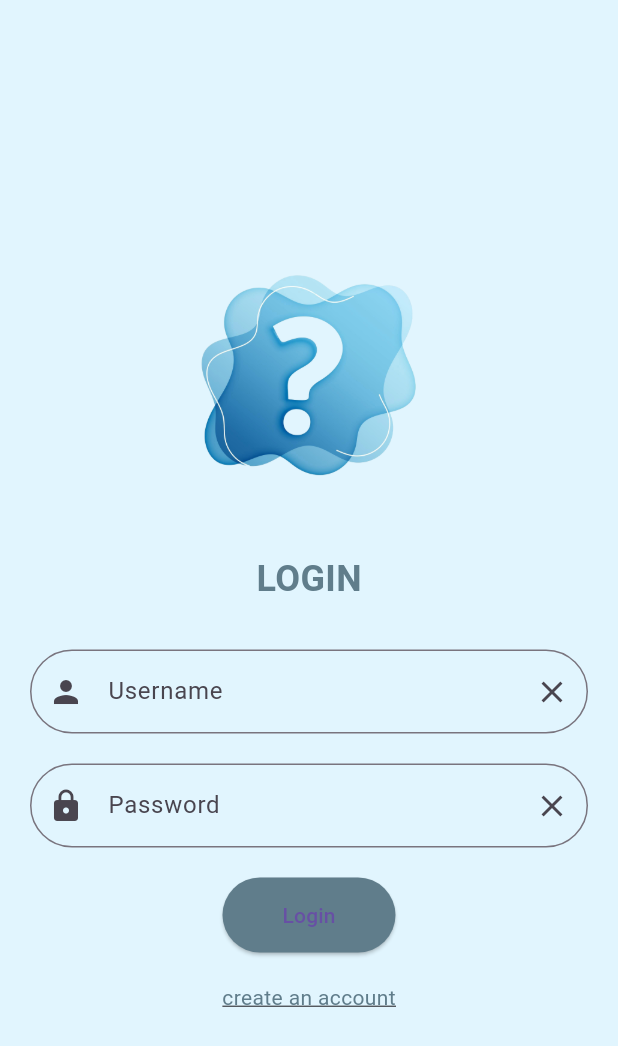
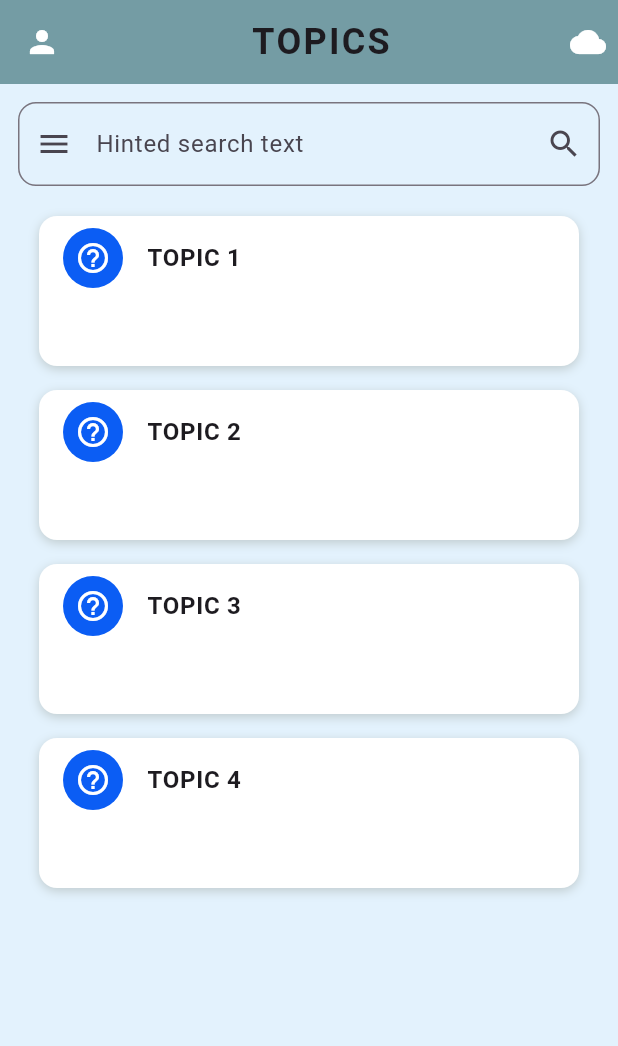
Before and after one commit to el-wiam/quiz-flutter-springboot, a Flutter app: the screen it shows after launch, after a tap on "Login", on a phone screen of 412 x 824 dp. Shown: the top 1046 px of the screen. Run offline on Flutter 3.47's test engine with Material 3 defaults, Android fonts, the phone set to English and light mode, and no system bars; network calls fail.

Commit message:
S2 commit

```diff
--- a/lib/main.dart
+++ b/lib/main.dart
@@ -1,7 +1,8 @@
 import 'package:flutter/material.dart';
 import 'screens/login_screen.dart';
 import 'screens/signup_screen.dart';
-
+import 'screens/home.dart';
+import 'screens/porfile.dart';
 void main() {
   runApp(const MyApp());
 }
@@ -17,6 +18,8 @@ class MyApp extends StatelessWidget {
       routes: {
         '/': (context) => LoginScreen(),
         '/signup': (context) => SignUpScreen(),
+        '/home':(context) => TopicsPage(),
+        '/profile':(context) => ProfilePage(),
       },
     );
   }
--- /dev/null
+++ b/lib/screens/home.dart
@@ -0,0 +1,94 @@
+import 'package:flutter/material.dart';
+
+class TopicsPage extends StatelessWidget {
+  @override
+  Widget build(BuildContext context) {
+    return Scaffold(
+      appBar: AppBar(
+        backgroundColor: const Color.fromRGBO(116, 156, 164, 1),
+        leading: GestureDetector(
+          onTap: () {
+            Navigator.pushNamed(context, '/profile'); // Navigate to SignUpScreen
+          },
+          child: Icon(Icons.person, color: Colors.white),
+        ),
+        actions: [
+          Padding(
+            padding: const EdgeInsets.all(8.0),
+            child: Icon(Icons.cloud, color: Colors.white),
+          ),
+        ],
+        title: Center(
+          child: Text(
+            "TOPICS",
+            style: TextStyle(
+              fontSize: 24,
+              fontWeight: FontWeight.bold,
+              letterSpacing: 1.5,
+            ),
+          ),
+        ),
+      ),
+      body: Container(
+        color: Colors.blue.shade50,
+        child: Column(
+          children: [
+            Padding(
+              padding: const EdgeInsets.all(12.0),
+              child: TextField(
+                decoration: InputDecoration(
+                  hintText: 'Hinted search text',
+                  prefixIcon: Icon(Icons.menu),
+                  suffixIcon: Icon(Icons.search),
+                  border: OutlineInputBorder(
+                    borderRadius: BorderRadius.circular(12),
+                  ),
+                ),
+              ),
+            ),
+            Expanded(
+              child: ListView.builder(
+                itemCount: 4,
+                itemBuilder: (context, index) {
+                  return Padding(
+                    padding: const EdgeInsets.symmetric(
+                        horizontal: 26.0, vertical: 8.0),
+                    child: Container(
+                      decoration: BoxDecoration(
+                        color: Colors.white,
+                        borderRadius: BorderRadius.circular(12),
+                        boxShadow: [
+                          BoxShadow(
+                            color: const Color.fromARGB(116, 156, 164, 158)
+                                .withOpacity(0.5),
+                            blurRadius: 5,
+                            offset: Offset(0, 2),
+                          ),
+                        ],
+                      ),
+                      child: SizedBox(
+                        height: 100, // Set the desired height here
+                        child: ListTile(
+                          leading: CircleAvatar(
+                            backgroundColor:
+                                const Color.fromARGB(255, 11, 93, 244),
+                            child:
+                                Icon(Icons.help_outline, color: Colors.white),
+                          ),
+                          title: Text(
+                            "TOPIC ${index + 1}",
+                            style: TextStyle(fontWeight: FontWeight.bold),
+                          ),
+                        ),
+                      ),
+                    ),
+                  );
+                },
+              ),
+            ),
+          ],
+        ),
+      ),
+    );
+  }
+}
--- a/lib/screens/login_screen.dart
+++ b/lib/screens/login_screen.dart
@@ -63,7 +63,10 @@ class LoginScreen extends StatelessWidget {
                 const SizedBox(height: 20),
                 // Login Button
                 ElevatedButton(
-                  onPressed: () {},
+                  onPressed: () {
+                    Navigator.pushNamed(
+                        context, '/home');
+                  },
                   style: ElevatedButton.styleFrom(
                     shape: RoundedRectangleBorder(
                       borderRadius: BorderRadius.circular(30),
--- a/lib/screens/signup_screen.dart
+++ b/lib/screens/signup_screen.dart
@@ -84,7 +84,10 @@ class SignUpScreen extends StatelessWidget {
                 ),
                 const SizedBox(height: 20),
                 ElevatedButton(
-                  onPressed: () {},
+                   onPressed: () {
+                    Navigator.pushNamed(
+                        context, '/');
+                  },
                   style: ElevatedButton.styleFrom(
                     shape: RoundedRectangleBorder(
                       borderRadius: BorderRadius.circular(30),
--- a/pubspec.yaml
+++ b/pubspec.yaml
@@ -18,7 +18,7 @@ dependencies:
 dev_dependencies:
   flutter_test:
     sdk: flutter
-  flutter_lints: ^4.0.0
+  flutter_lints: ^5.0.0
 
 flutter:
   uses-material-design: true
```
Also changed, not shown: lib/screens/porfile.dart (added, +147 -0 lines), pubspec.lock.
